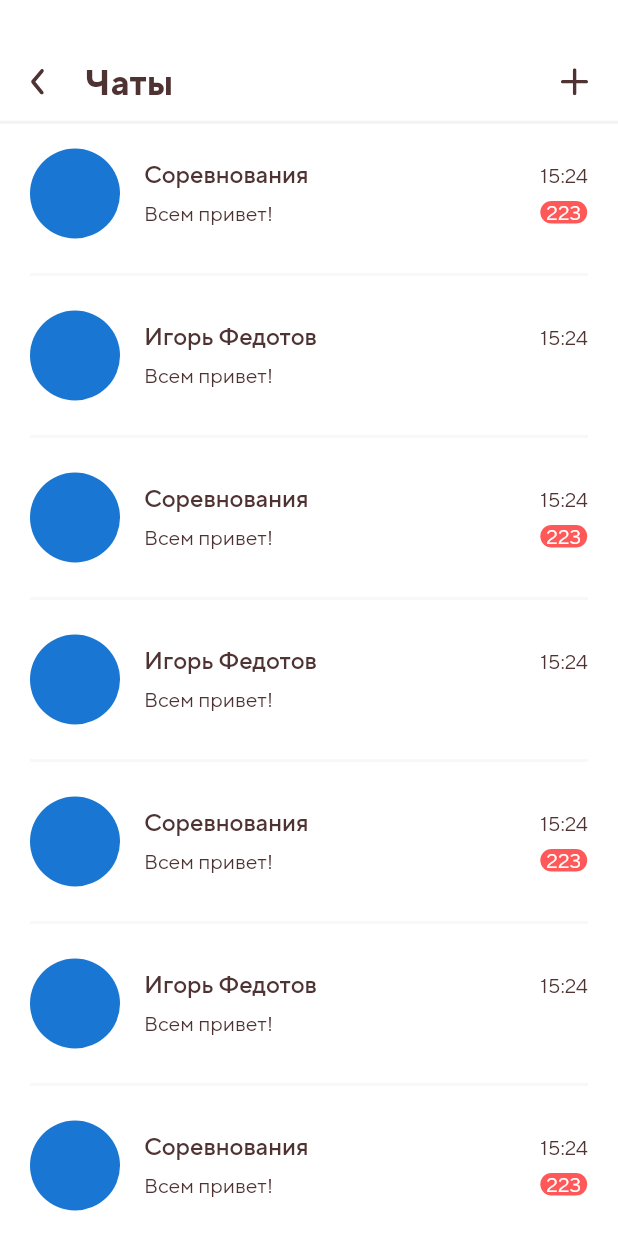
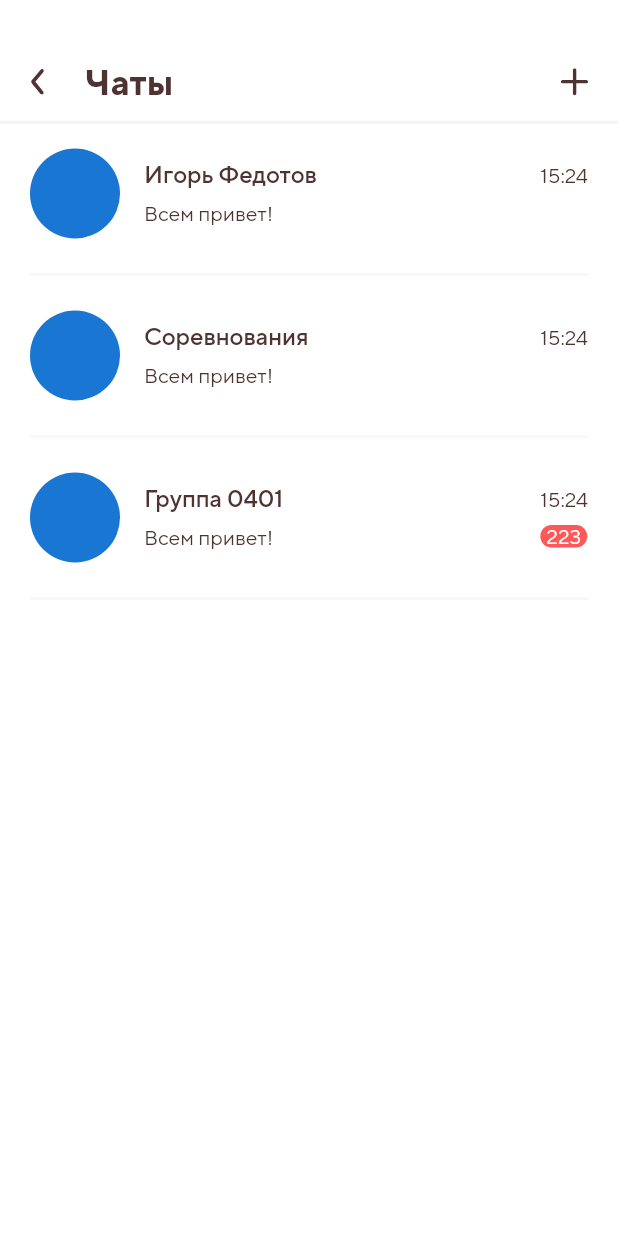
Before and after one commit to deargosep/grandmaster_mobile, a Flutter app: the ChatsScreen screen opened directly, on a phone screen of 412 x 824 dp. Run offline on Flutter 3.47's test engine with Material 2 defaults, Android fonts, the light colour scheme and no system bars; our stand-ins replace flutter_slidable, flutter_svg, get, timer_count_down.

Commit message:
members three chats instead of generated two

```diff
--- a/lib/main.dart
+++ b/lib/main.dart
@@ -3,6 +3,7 @@ import 'package:get/get.dart';
 import 'package:grandmaster/screens/auth/auth.dart';
 import 'package:grandmaster/screens/auth/code.dart';
 import 'package:grandmaster/screens/event_screen.dart';
+import 'package:grandmaster/screens/members.dart';
 import 'package:grandmaster/screens/tabs/chat/chat.dart';
 import 'package:grandmaster/screens/tabs/tabs.dart';
 import 'package:grandmaster/state/events.dart';
@@ -26,6 +27,7 @@ void main() {
         GetPage(name: '/bar', page: () => BarScreen()),
         GetPage(name: '/article', page: () => EventScreen()),
         GetPage(name: '/chat', page: () => ChatScreen()),
+        GetPage(name: '/members', page: () => MembersScreen()),
       ],
       theme: ThemeClass.lightTheme,
     ),
--- a/lib/screens/tabs/chat/chats.dart
+++ b/lib/screens/tabs/chat/chats.dart
@@ -10,6 +10,29 @@ class ChatsScreen extends StatelessWidget {
 
   @override
   Widget build(BuildContext context) {
+    ChatData chatData(index) {
+      switch (index) {
+        case 0:
+          return ChatData(name: "Игорь Федотов", isGroup: false);
+        case 1:
+          return ChatData(name: "Соревнования", isGroup: true, members: [
+            {"username": "Lisa"},
+            {"username": "Artem"},
+          ]);
+        case 2:
+          return ChatData(
+              name: "Группа 0401",
+              isGroup: true,
+              isSystem: true,
+              members: [
+                {"username": "Lisa"},
+                {"username": "Artem"},
+              ]);
+        default:
+          return ChatData(name: "Игорь Афотьев", isGroup: false);
+      }
+    }
+
     return CustomScaffold(
         noPadding: true,
         appBar: PreferredSize(
@@ -29,17 +52,11 @@ class ChatsScreen extends StatelessWidget {
             Expanded(
               child: Padding(
                   padding: const EdgeInsets.fromLTRB(20, 0, 20, 0),
-                child: ListView.builder(
-                    itemCount: 10,
-                    itemBuilder: (context, index) {
-                      return Column(
-                        children: [
-                          index == 0
-                              ? SizedBox(
+                  child: ListView(children: [
+                    SizedBox(
                       height: 16,
-                                )
-                              : Container(),
-                          ChatTile(index),
+                    ),
+                    ChatTile(chatData(0)),
                     SizedBox(
                       height: 16,
                     ),
@@ -50,10 +67,29 @@ class ChatsScreen extends StatelessWidget {
                     SizedBox(
                       height: 16,
                     ),
-                        ],
-                      );
-                    }),
+                    ChatTile(chatData(1)),
+                    SizedBox(
+                      height: 16,
                     ),
+                    Divider(
+                      thickness: 2,
+                      color: Color(0xFFF8F8F8),
+                    ),
+                    SizedBox(
+                      height: 16,
+                    ),
+                    ChatTile(chatData(2)),
+                    SizedBox(
+                      height: 16,
+                    ),
+                    Divider(
+                      thickness: 2,
+                      color: Color(0xFFF8F8F8),
+                    ),
+                    SizedBox(
+                      height: 16,
+                    )
+                  ])),
             )
           ],
         ));
@@ -61,25 +97,16 @@ class ChatsScreen extends StatelessWidget {
 }
 
 class ChatTile extends StatelessWidget {
-  const ChatTile(this.index, {Key? key}) : super(key: key);
+  const ChatTile(this.data, {Key? key}) : super(key: key);
 
-  final int index;
+  final ChatData data;
 
   @override
   Widget build(BuildContext context) {
-    ChatData chatArgs = ChatData(
-        isGroup: !index.isOdd,
-        members: index.isOdd
-            ? []
-            : [
-                {"username": "Lisa"},
-                {"username": "Artem"},
-              ],
-        name: index.isOdd ? "Игорь Федотов" : "Соревнования");
     return GestureDetector(
       onTap: () {
         // TODO: pass data to screen
-        Get.toNamed('/chat', arguments: chatArgs);
+        Get.toNamed('/chat', arguments: data);
       },
       child: Row(
         mainAxisAlignment: MainAxisAlignment.spaceBetween,
@@ -94,7 +121,7 @@ class ChatTile extends StatelessWidget {
                 crossAxisAlignment: CrossAxisAlignment.start,
                 children: [
                   Text(
-                    chatArgs.name,
+                    data.name,
                     maxLines: 1,
                     overflow: TextOverflow.ellipsis,
                     style: TextStyle(
@@ -106,8 +133,8 @@ class ChatTile extends StatelessWidget {
                     height: 8,
                   ),
                   Text(
-                    chatArgs.messages.isNotEmpty
-                        ? chatArgs.messages.last.text
+                    data.messages.isNotEmpty
+                        ? data.messages.last.text
                         : 'Всем привет!',
                     style: TextStyle(
                         color: Theme.of(context).colorScheme.secondary),
@@ -124,18 +151,18 @@ class ChatTile extends StatelessWidget {
               mainAxisSize: MainAxisSize.min,
               children: [
                 Text(
-                  chatArgs.messages.isNotEmpty
-                      ? DateFormat.Hm().format(chatArgs.messages.last.timedate)
+                  data.messages.isNotEmpty
+                      ? DateFormat.Hm().format(data.messages.last.timedate)
                       : '15:24',
                   style:
                       TextStyle(color: Theme.of(context).colorScheme.secondary),
                 ),
-                index.isOdd
+                !data.isSystem
                     ? Container()
                     : SizedBox(
                         height: 8,
                       ),
-                index.isOdd
+                !data.isSystem
                     ? Container()
                     : Container(
                         height: 15,
@@ -162,14 +189,14 @@ class ChatTile extends StatelessWidget {
 
 class ChatData {
   bool isGroup;
-  bool isSystemGroup;
+  bool isSystem;
   List members;
   String name;
   List<MessageType> messages;
 
   ChatData(
       {this.isGroup = false,
-      this.isSystemGroup = false,
+      this.isSystem = false,
       members,
       messages,
       required this.name})
```
Also changed, not shown: lib/screens/members.dart (added, +92 -0 lines), lib/screens/tabs/chat/chat.dart (+14 -7 lines), lib/widgets/header.dart (+39 -3 lines). Lines whose indentation alone changed are shown as unchanged.
